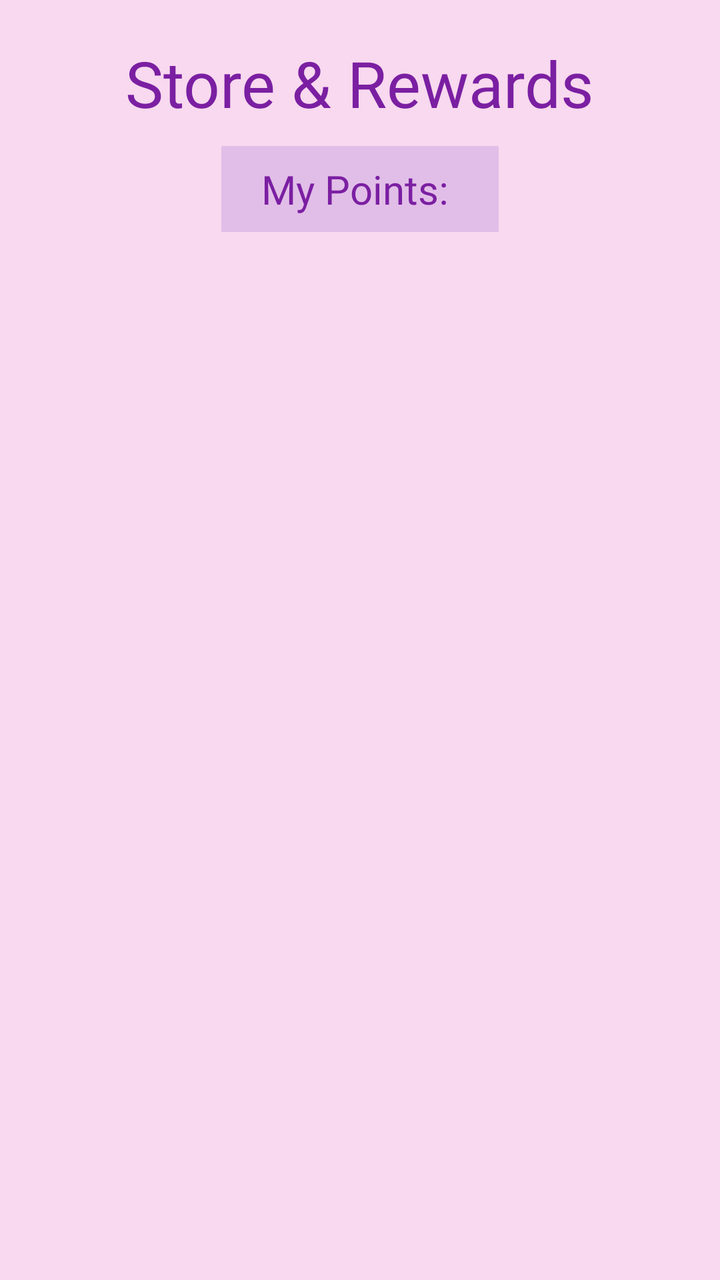
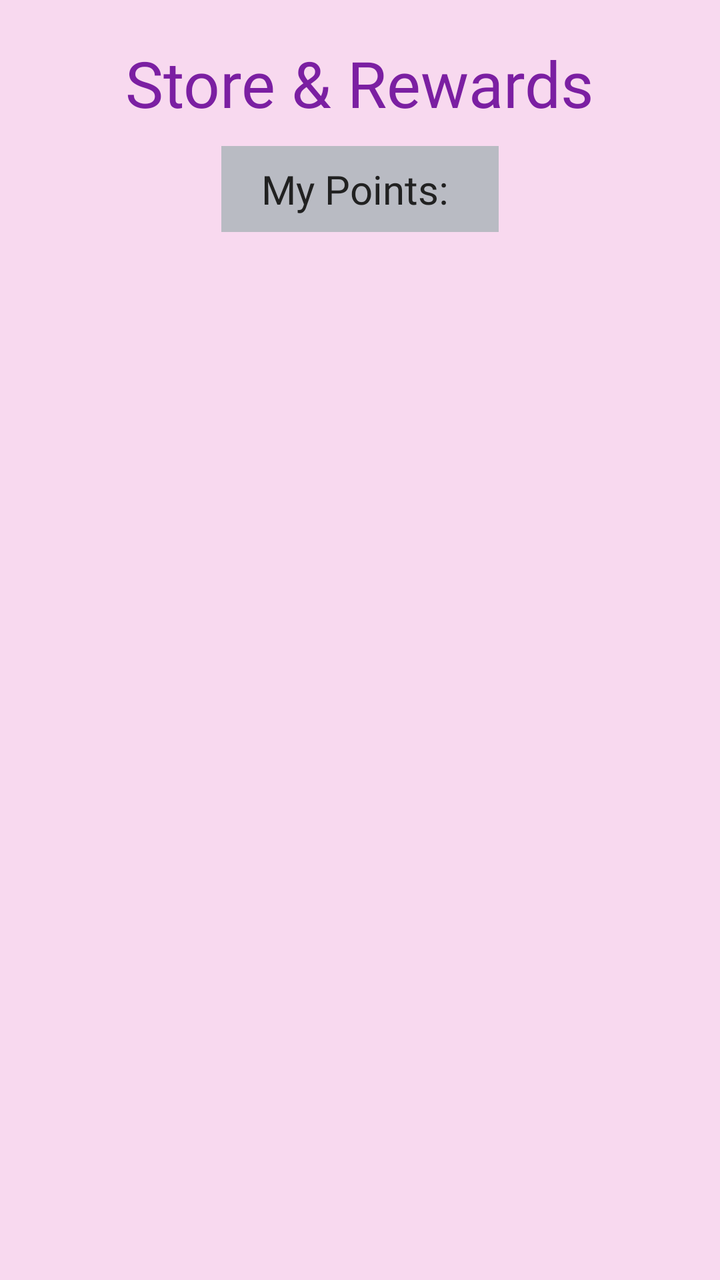

The first picture is an Android layout as it rendered before a commit; the second is the same layout after the commit. The layout source and the unified diff follow.
<!-- AndroidManifest.xml: application theme Theme.LockInApp -->
<!-- res/layout/store_fragment.xml -->
<?xml version="1.0" encoding="utf-8"?>
<LinearLayout xmlns:android="http://schemas.android.com/apk/res/android"
    android:layout_width="match_parent"
    android:layout_height="match_parent"
    android:orientation="vertical"
    android:background="#F8D9EF"
    android:gravity="center_horizontal">

    <Space
        android:layout_width="match_parent"
        android:layout_height="20dp" />

    <LinearLayout
        android:layout_width="match_parent"
        android:layout_height="wrap_content"
        android:orientation="vertical"
        android:gravity="center">

        <TextView
            android:id="@+id/tVStoreTitle"
            android:layout_width="wrap_content"
            android:layout_height="wrap_content"
            android:fontFamily="@font/actor"
            android:text="Store &amp; Rewards"
            android:textColor="#7B1FA2"
            android:textSize="32sp" />

        <Space
            android:layout_width="match_parent"
            android:layout_height="10dp" />

        <TextView
            android:id="@+id/tVUserPoints"
            android:layout_width="wrap_content"
            android:layout_height="wrap_content"
            android:background="#E1BEE7"
            android:fontFamily="@font/actor"
            android:paddingStart="20dp"
            android:paddingTop="8dp"
            android:paddingEnd="20dp"
            android:paddingBottom="8dp"
            android:text="My Points: "
            android:textColor="#7B1FA2"
            android:textSize="20sp" />

    </LinearLayout>

    <Space
        android:layout_width="match_parent"
        android:layout_height="20dp" />

    <androidx.recyclerview.widget.RecyclerView
        android:id="@+id/recyclerVStore"
        android:layout_width="match_parent"
        android:layout_height="0dp"
        android:layout_weight="1"
        android:padding="10dp"
        android:scrollbars="vertical" />

    <Space
        android:layout_width="match_parent"
        android:layout_height="10dp" />

</LinearLayout>
<!-- resources referenced by this layout -->
<resources>
  <style name="Theme.LockInApp" parent="Base.Theme.LockInApp" />
  <style name="Base.Theme.LockInApp" parent="Theme.Material3.DayNight.NoActionBar">
          
          
      </style>
</resources>

<!-- the commit's change to res/layout/store_fragment.xml (unified diff, before → after) -->
@@ -33,14 +33,14 @@
             android:id="@+id/tVUserPoints"
             android:layout_width="wrap_content"
             android:layout_height="wrap_content"
-            android:background="#E1BEE7"
+            android:background="#B9BBC3"
             android:fontFamily="@font/actor"
             android:paddingStart="20dp"
             android:paddingTop="8dp"
             android:paddingEnd="20dp"
             android:paddingBottom="8dp"
             android:text="My Points: "
-            android:textColor="#7B1FA2"
+            android:textColor="#212121"
             android:textSize="20sp" />
 
     </LinearLayout>
